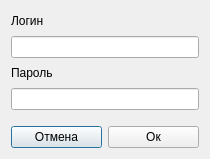
Above: ui/insertuser.ui from 7enSmile/clientVKR before the change. Below: the same form after it.
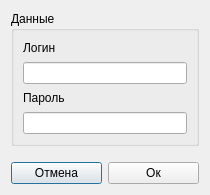
That is the form after the change.

Patch:
```diff
--- a/ui/insertuser.ui
+++ b/ui/insertuser.ui
@@ -7,7 +7,7 @@
     <x>0</x>
     <y>0</y>
     <width>210</width>
-    <height>159</height>
+    <height>195</height>
    </rect>
   </property>
   <property name="windowTitle">
@@ -15,6 +15,12 @@
   </property>
   <layout class="QVBoxLayout" name="verticalLayout_3">
    <item>
+    <widget class="QGroupBox" name="groupBox">
+     <property name="title">
+      <string>Данные</string>
+     </property>
+     <layout class="QVBoxLayout" name="verticalLayout_4">
+      <item>
     <layout class="QVBoxLayout" name="verticalLayout">
      <item>
       <widget class="QLabel" name="label">
@@ -45,6 +51,9 @@
       </widget>
      </item>
     </layout>
+      </item>
+     </layout>
+    </widget>
    </item>
    <item>
     <spacer name="verticalSpacer">
```
Lines whose indentation alone changed are shown as unchanged.
